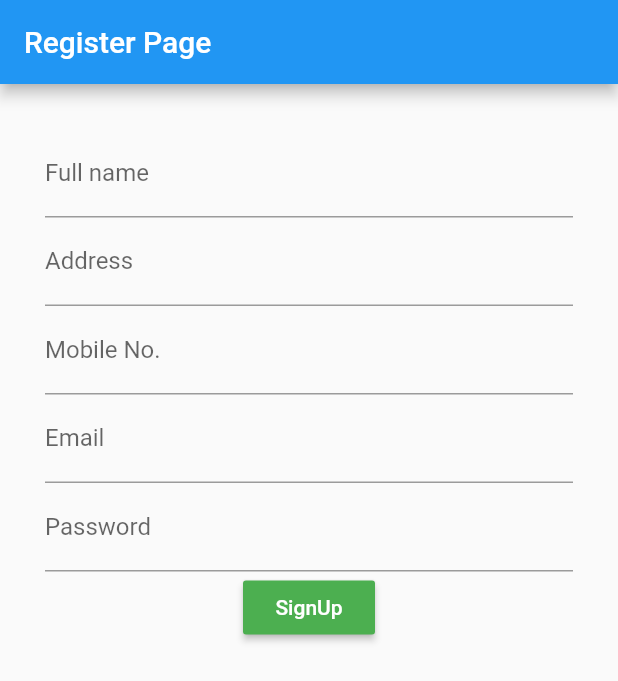
After one commit to GUN-YES2075/myWork, a Flutter app: the screen it shows after launch, after a tap on "LogIn", after a tap on "Register", on a phone screen of 412 x 824 dp. The commit adds this screen. Shown: the top 681 px of the screen. Run offline on Flutter 3.47's test engine with Material 2 defaults, Android fonts, the phone set to English and light mode, and no system bars; our stand-ins replace toast; network calls fail.

Commit message:
changes some feature

```diff
--- a/lib/main.dart
+++ b/lib/main.dart
@@ -1,5 +1,7 @@
 import 'package:flutter/material.dart';
-import 'package:my_app/pages/home.dart';
+import 'package:my_app/pages/log.dart';
+
+
 
 void main() => runApp(MyApp());
 
@@ -8,7 +10,7 @@ class MyApp extends StatelessWidget {
   Widget build(BuildContext context) {
     return MaterialApp(
         debugShowCheckedModeBanner: false,
-        home: HomePage(),
+        home: LogIn(),
       );
   }
 }
--- /dev/null
+++ b/lib/model/api.dart
@@ -0,0 +1,3 @@
+class BaseUrl{
+  static String productInput = 'http://192.168.254.40/API/addItem.php';
+}
--- a/lib/model/service.dart
+++ b/lib/model/service.dart
@@ -5,7 +5,7 @@ import 'package:http/http.dart' as http;
 class Service{
 
   String url = 'http://192.168.254.40:80/api/products.php';
-  Future getProduct() async{
+  Future<List> getProduct() async{
     var response = await http.get(url);
     var jsonData = json.decode(response.body);
     var products = jsonData;
--- a/lib/pages/log.dart
+++ b/lib/pages/log.dart
@@ -1,5 +1,9 @@
+import 'dart:convert';
+
 import 'package:flutter/material.dart';
-import 'package:my_app/pages/signin.dart';
+import 'package:http/http.dart' as http;
+import 'package:my_app/pages/home.dart';
+import 'package:my_app/pages/register.dart';
 
 class LogIn extends StatefulWidget {
   @override
@@ -7,29 +11,88 @@ class LogIn extends StatefulWidget {
 }
 
 class _LogInState extends State<LogIn> {
+  GlobalKey<FormState> key = GlobalKey<FormState>();
+  TextEditingController email = TextEditingController();
+  TextEditingController password = TextEditingController();
+  String message = '';
+
+  Future logIn() async{
+    String url = "http://192.168.254.40/API/login.php";
+    var response = await http.post(url,body: {
+      'email' : email.text,
+      'password' : password.text
+    });
+
+    var dataUsers = json.decode(response.body);
+
+    if(dataUsers.length == 1){
+      //goto homepage
+      Navigator.pushReplacement(context, MaterialPageRoute(builder: (context)=>HomePage()));
+    }else{
+      //show invalid message
+      setState(() {
+        message = 'Invalid user name or password';
+      });
+    }
+  }
+
   @override
   Widget build(BuildContext context) {
     return Scaffold(
-      body: Container(
+      appBar: AppBar(title: Text('LogIn Page'),),
+      body: SingleChildScrollView(
           child: Column(
         children: <Widget>[
-            TextField(
-              decoration: InputDecoration(labelText: 'Enter ID'),
+          Form(
+            key: key,
+            child: Padding(
+              padding: const EdgeInsets.all(30),
+              child: Column(
+                children: <Widget>[
+                  TextFormField(
+                    controller: email,
+                    decoration: InputDecoration(
+                      prefixIcon: Icon(Icons.email),
+                      labelText: 'Email',
                     ),
-            TextField(
-              decoration: InputDecoration(labelText: 'Enter Password'),
+                    validator: (value) => value.isEmpty ? 'this field can not be empty' : null,
                   ),
+                  TextFormField(
+                    controller: password,
+                    decoration: InputDecoration(
+                      prefixIcon: Icon(Icons.lock),
+                      labelText: 'Password',
+                    ),
+                    obscureText: true,
+                    validator: (value) => value.isEmpty ? 'this field can not be empty' : null,
+
+                  ),
+                  Text(message,style: TextStyle(color: Colors.red),),
+
                   Row(
                     mainAxisAlignment: MainAxisAlignment.spaceAround,
                     children: <Widget>[
-                RaisedButton(child: Text('Loging'), onPressed: () {}),
-                InkWell(
-                  onTap: (){
-                    Navigator.push(context, MaterialPageRoute(builder: (context)=> SignIn()));
+                      RaisedButton(
+                    color: Colors.green,
+                    onPressed: (){
+                      if(key.currentState.validate()){
+                        logIn();
+                      }
+                    },
+                    child: Text('LogIn', style: TextStyle(color: Colors.white),),
+                    ),
+                    OutlineButton(
+                      onPressed: (){
+                        Navigator.pushReplacement(context, MaterialPageRoute(builder: (context)=>Register()));
                       },
                       child: Text('Register'),
+                      )
+                    ],
                   ),
+
                 ],
+              ),
+            ),
           ),
         ],
       ),
--- /dev/null
+++ b/lib/pages/register.dart
@@ -0,0 +1,108 @@
+import 'package:flutter/material.dart';
+import 'package:http/http.dart' as http;
+import 'package:my_app/pages/log.dart';
+
+class Register extends StatefulWidget {
+  @override
+  _RegisterState createState() => _RegisterState();
+}
+
+class _RegisterState extends State<Register> {
+  GlobalKey<FormState> key = GlobalKey<FormState>();
+  TextEditingController fullname = TextEditingController();
+  TextEditingController address = TextEditingController();
+  TextEditingController mobile = TextEditingController();
+  TextEditingController email = TextEditingController();
+  TextEditingController password = TextEditingController();
+
+  Future signUp() async{
+    String url = "http://192.168.254.40/API/user.php";
+    http.post(url,body: {
+      'fullname' : fullname.text,
+      'address' : address.text,
+      'mobile' : mobile.text,
+      'email' : email.text,
+      'password' : password.text
+    });
+    setState(() {
+      fullname.clear();
+      address.clear();
+      mobile.clear();
+      email.clear();
+      password.clear();
+    });
+  }
+
+  @override
+  Widget build(BuildContext context) {
+    return Scaffold(
+      appBar: AppBar(title: Text('Register Page'),),
+      body: SingleChildScrollView(
+          child: Column(
+        children: <Widget>[
+          Form(
+            key: key,
+            child: Padding(
+              padding: const EdgeInsets.all(30),
+              child: Column(
+                children: <Widget>[
+                  TextFormField(
+                    controller: fullname,
+                    decoration: InputDecoration(
+                      labelText: 'Full name',
+                    ),
+                    validator: (value) => value.isEmpty ? 'this field can not be empty' : null,
+                  ),
+                  TextFormField(
+                    controller: address,
+                    decoration: InputDecoration(
+                      labelText: 'Address',
+                    ),
+                    validator: (value) => value.isEmpty ? 'this field can not be empty' : null,
+
+                  ),
+                  TextFormField(
+                    controller: mobile,
+                    decoration: InputDecoration(
+                      labelText: 'Mobile No.',
+                    ),
+                    validator: (value) => value.isEmpty ? 'this field can not be empty' : null,
+
+                  ),
+                  TextFormField(
+                    controller: email,
+                    decoration: InputDecoration(
+                      labelText: 'Email',
+                    ),
+                    validator: (value) => value.isEmpty ? 'this field can not be empty' : null,
+
+                  ),
+                  TextFormField(
+                    controller: password,
+                    decoration: InputDecoration(
+                      labelText: 'Password',
+                    ),
+                    obscureText: true,
+                    validator: (value) => value.isEmpty ? 'this field can not be empty' : null,
+
+                  ),
+                  RaisedButton(
+                    color: Colors.green,
+                    onPressed: (){
+                      if(key.currentState.validate()){
+                        signUp();
+                      }
+                      Navigator.pushReplacement(context, MaterialPageRoute(builder: (context)=>LogIn()));
+                    },
+                    child: Text('SignUp', style: TextStyle(color: Colors.white),),
+                    ),
+                ],
+              ),
+            ),
+          ),
+        ],
+      ),
+    ),
+    );
+  }
+}
--- a/pubspec.yaml
+++ b/pubspec.yaml
@@ -20,6 +20,7 @@ dependencies:
   flutter:
     sdk: flutter
   http: ^0.12.0+4
+  toast: ^0.1.5
 
   # The following adds the Cupertino Icons font to your application.
   # Use with the CupertinoIcons class for iOS style icons.
```
Also changed, not shown: lib/pages/editProduct.dart (added, +85 -0 lines), lib/pages/home.dart (+34 -28 lines), lib/pages/itemDetails.dart (added, +66 -0 lines), lib/pages/prodects.dart (added, +115 -0 lines), lib/pages/productInput.dart (added, +83 -0 lines), pubspec.lock. Lines whose indentation alone changed are shown as unchanged.
